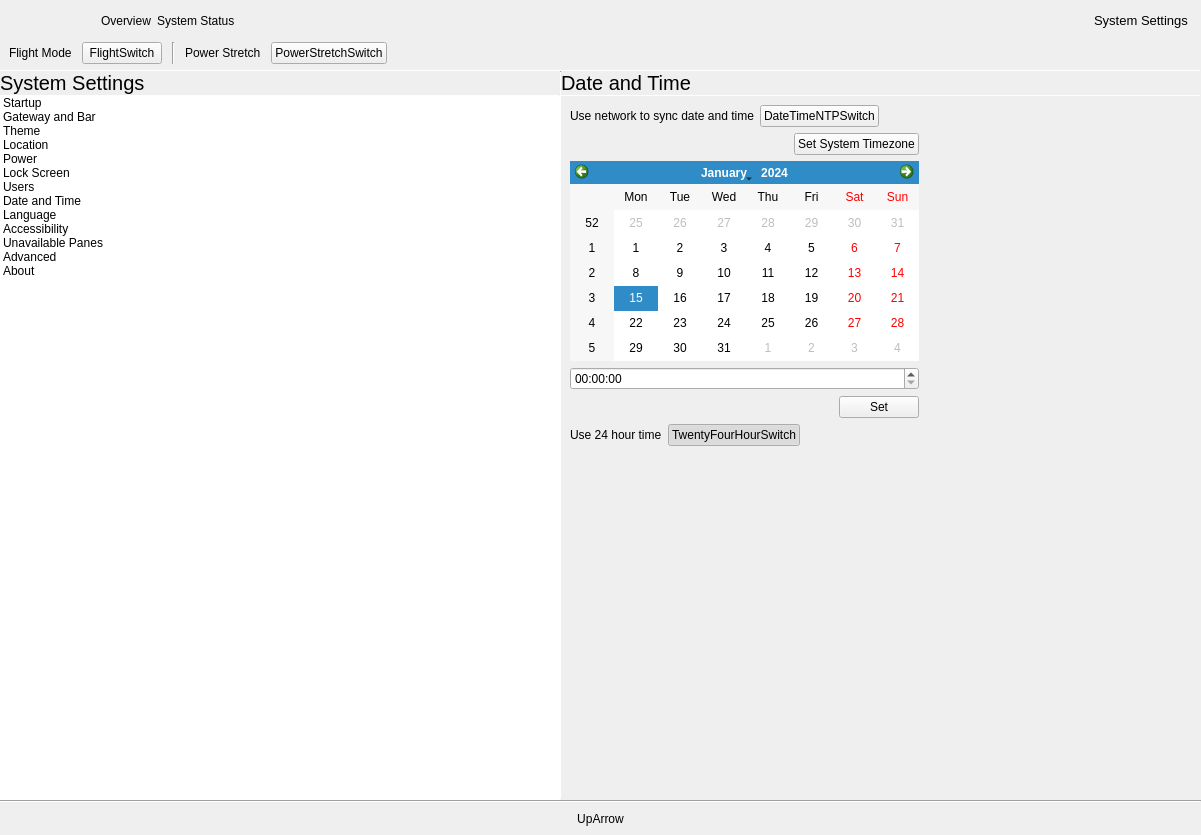
This is shell/infopanedropdown.ui in vicr123/theshell as Qt 5 draws it before an edit. The edited form follows.
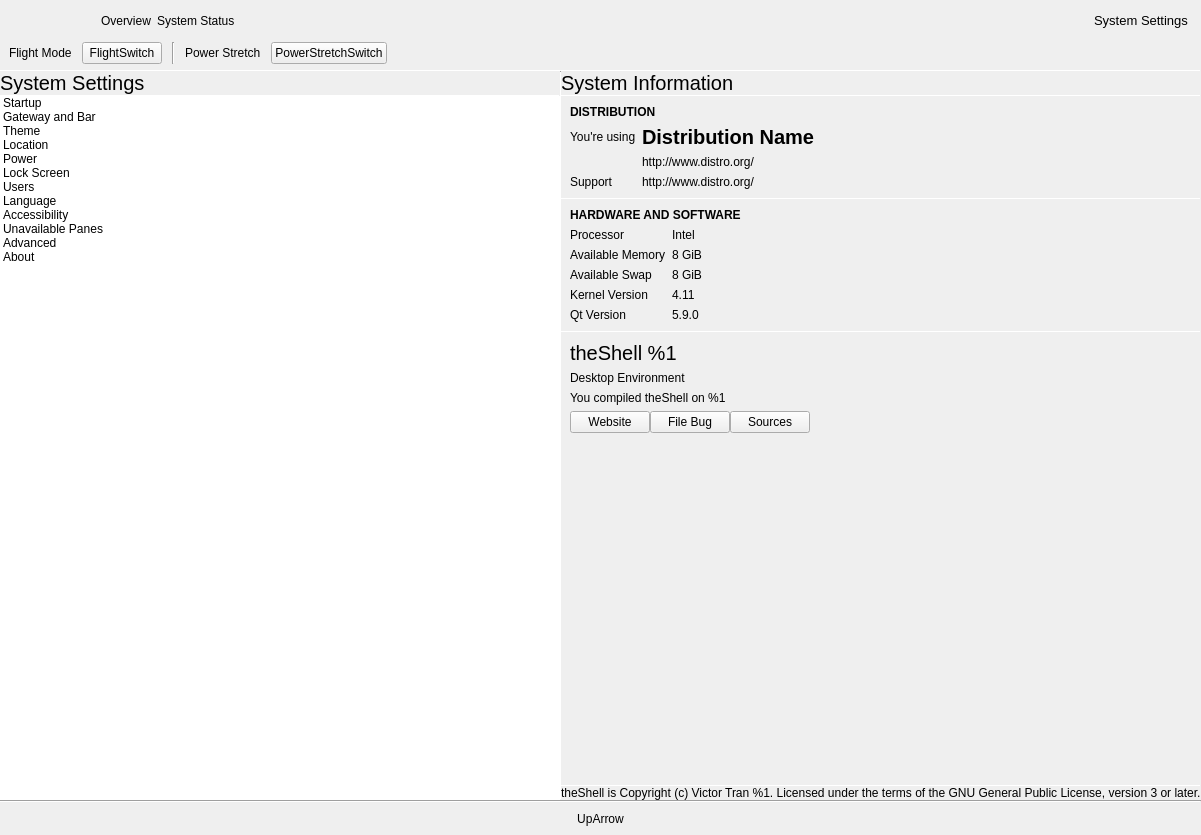
This is the edited form. The open tabs and pages were chosen to show the change. Icons and pictures are not drawn. Custom widgets are drawn as their Qt base class.

Commit message: New Time and Date pane

Diff of the .ui file:
```diff
--- a/shell/infopanedropdown.ui
+++ b/shell/infopanedropdown.ui
@@ -716,15 +716,6 @@
                       <normaloff>.</normaloff>.</iconset>
                     </property>
                    </item>
-                   <item>
-                    <property name="text">
-                     <string>Date and Time</string>
-                    </property>
-                    <property name="icon">
-                     <iconset theme="preferences-system-time">
-                      <normaloff>.</normaloff>.</iconset>
-                    </property>
-                   </item>
                    <item>
                     <property name="text">
                      <string>Language</string>
@@ -3365,341 +3356,6 @@
               </item>
              </layout>
             </widget>
-            <widget class="QWidget" name="DateTimeSettings">
-             <layout class="QVBoxLayout" name="verticalLayout_36">
-              <property name="spacing">
-               <number>0</number>
-              </property>
-              <property name="leftMargin">
-               <number>0</number>
-              </property>
-              <property name="topMargin">
-               <number>0</number>
-              </property>
-              <property name="rightMargin">
-               <number>0</number>
-              </property>
-              <property name="bottomMargin">
-               <number>0</number>
-              </property>
-              <item>
-               <widget class="QLabel" name="displayLabel_10">
-                <property name="font">
-                 <font>
-                  <pointsize>15</pointsize>
-                 </font>
-                </property>
-                <property name="text">
-                 <string>Date and Time</string>
-                </property>
-                <property name="margin">
-                 <number>9</number>
-                </property>
-               </widget>
-              </item>
-              <item>
-               <widget class="Line" name="line_39">
-                <property name="maximumSize">
-                 <size>
-                  <width>16777215</width>
-                  <height>1</height>
-                 </size>
-                </property>
-                <property name="orientation">
-                 <enum>Qt::Horizontal</enum>
-                </property>
-               </widget>
-              </item>
-              <item>
-               <widget class="AnimatedStackedWidget" name="TimezoneStackedWidget">
-                <property name="currentIndex">
-                 <number>0</number>
-                </property>
-                <widget class="QWidget" name="page_19">
-                 <property name="autoFillBackground">
-                  <bool>true</bool>
-                 </property>
-                 <layout class="QGridLayout" name="gridLayout_7">
-                  <property name="leftMargin">
-                   <number>9</number>
-                  </property>
-                  <property name="topMargin">
-                   <number>9</number>
-                  </property>
-                  <property name="rightMargin">
-                   <number>9</number>
-                  </property>
-                  <property name="bottomMargin">
-                   <number>9</number>
-                  </property>
-                  <item row="0" column="0">
-                   <layout class="QGridLayout" name="gridLayout_15">
-                    <item row="6" column="0">
-                     <spacer name="verticalSpacer_22">
-                      <property name="orientation">
-                       <enum>Qt::Vertical</enum>
-                      </property>
-                      <property name="sizeHint" stdset="0">
-                       <size>
-                        <width>20</width>
-                        <height>40</height>
-                       </size>
-                      </property>
-                     </spacer>
-                    </item>
-                    <item row="4" column="0">
-                     <layout class="QHBoxLayout" name="horizontalLayout_36">
-                      <item>
-                       <spacer name="horizontalSpacer_26">
-                        <property name="orientation">
-                         <enum>Qt::Horizontal</enum>
-                        </property>
-                        <property name="sizeHint" stdset="0">
-                         <size>
-                          <width>40</width>
-                          <height>20</height>
-                         </size>
-                        </property>
-                       </spacer>
-                      </item>
-                      <item>
-                       <widget class="QPushButton" name="dateTimeSetDateTimeButton">
-                        <property name="text">
-                         <string>Set</string>
-                        </property>
-                        <property name="icon">
-                         <iconset theme="dialog-ok">
-                          <normaloff>.</normaloff>.</iconset>
-                        </property>
-                       </widget>
-                      </item>
-                     </layout>
-                    </item>
-                    <item row="2" column="1">
-                     <spacer name="horizontalSpacer_25">
-                      <property name="orientation">
-                       <enum>Qt::Horizontal</enum>
-                      </property>
-                      <property name="sizeHint" stdset="0">
-                       <size>
-                        <width>40</width>
-                        <height>20</height>
-                       </size>
-                      </property>
-                     </spacer>
-                    </item>
-                    <item row="2" column="0">
-                     <widget class="QCalendarWidget" name="dateTimeSetDate">
-                      <property name="maximumSize">
-                       <size>
-                        <width>400</width>
-                        <height>200</height>
-                       </size>
-                      </property>
-                     </widget>
-                    </item>
-                    <item row="3" column="0">
-                     <widget class="QTimeEdit" name="dateTimeSetTime"/>
-                    </item>
-                    <item row="0" column="0">
-                     <layout class="QHBoxLayout" name="horizontalLayout_37">
-                      <item>
-                       <widget class="QLabel" name="label_67">
-                        <property name="text">
-                         <string>Use network to sync date and time</string>
-                        </property>
-                       </widget>
-                      </item>
-                      <item>
-                       <widget class="Switch" name="DateTimeNTPSwitch">
-                        <property name="text">
-                         <string notr="true">DateTimeNTPSwitch</string>
-                        </property>
-                       </widget>
-                      </item>
-                      <item>
-                       <spacer name="horizontalSpacer_27">
-                        <property name="orientation">
-                         <enum>Qt::Horizontal</enum>
-                        </property>
-                        <property name="sizeHint" stdset="0">
-                         <size>
-                          <width>40</width>
-                          <height>20</height>
-                         </size>
-                        </property>
-                       </spacer>
-                      </item>
-                     </layout>
-                    </item>
-                    <item row="5" column="0">
-                     <layout class="QHBoxLayout" name="horizontalLayout_44">
-                      <item>
-                       <widget class="QLabel" name="label_78">
-                        <property name="text">
-                         <string>Use 24 hour time</string>
-                        </property>
-                       </widget>
-                      </item>
-                      <item>
-                       <widget class="Switch" name="TwentyFourHourSwitch">
-                        <property name="text">
-                         <string>TwentyFourHourSwitch</string>
-                        </property>
-                        <property name="checkable">
-                         <bool>true</bool>
-                        </property>
-                        <property name="checked">
-                         <bool>true</bool>
-                        </property>
-                       </widget>
-                      </item>
-                      <item>
-                       <spacer name="horizontalSpacer_31">
-                        <property name="orientation">
-                         <enum>Qt::Horizontal</enum>
-                        </property>
-                        <property name="sizeHint" stdset="0">
-                         <size>
-                          <width>40</width>
-                          <height>20</height>
-                         </size>
-                        </property>
-                       </spacer>
-                      </item>
-                     </layout>
-                    </item>
-                    <item row="1" column="0">
-                     <layout class="QHBoxLayout" name="horizontalLayout_2">
-                      <item>
-                       <spacer name="horizontalSpacer_13">
-                        <property name="orientation">
-                         <enum>Qt::Horizontal</enum>
-                        </property>
-                        <property name="sizeHint" stdset="0">
-                         <size>
-                          <width>40</width>
-                          <height>20</height>
-                         </size>
-                        </property>
-                       </spacer>
-                      </item>
-                      <item>
-                       <widget class="QPushButton" name="SetSystemTimezoneButton">
-                        <property name="text">
-                         <string>Set System Timezone</string>
-                        </property>
-                        <property name="icon">
-                         <iconset theme="arrow-right">
-                          <normaloff>.</normaloff>.</iconset>
-                        </property>
-                       </widget>
-                      </item>
-                     </layout>
-                    </item>
-                   </layout>
-                  </item>
-                 </layout>
-                </widget>
-                <widget class="QWidget" name="page_20">
-                 <property name="autoFillBackground">
-                  <bool>true</bool>
-                 </property>
-                 <layout class="QVBoxLayout" name="verticalLayout_15">
-                  <property name="leftMargin">
-                   <number>9</number>
-                  </property>
-                  <property name="topMargin">
-                   <number>9</number>
-                  </property>
-                  <property name="rightMargin">
-                   <number>9</number>
-                  </property>
-                  <property name="bottomMargin">
-                   <number>9</number>
-                  </property>
-                  <item>
-                   <widget class="QLabel" name="label_28">
-                    <property name="text">
-                     <string>Where are you located?</string>
-                    </property>
-                   </widget>
-                  </item>
-                  <item>
-                   <layout class="QHBoxLayout" name="horizontalLayout_26">
-                    <item>
-                     <widget class="QListWidget" name="timezoneList">
-                      <property name="sizePolicy">
-                       <sizepolicy hsizetype="Expanding" vsizetype="Expanding">
-                        <horstretch>1</horstretch>
-                        <verstretch>0</verstretch>
-                       </sizepolicy>
-                      </property>
-                      <property name="iconSize">
-                       <size>
-                        <width>32</width>
-                        <height>32</height>
-                       </size>
-                      </property>
-                     </widget>
-                    </item>
-                    <item>
-                     <widget class="QListWidget" name="timezoneCityList">
-                      <property name="sizePolicy">
-                       <sizepolicy hsizetype="Expanding" vsizetype="Expanding">
-                        <horstretch>3</horstretch>
-                        <verstretch>0</verstretch>
-                       </sizepolicy>
-                      </property>
-                     </widget>
-                    </item>
-                   </layout>
-                  </item>
-                  <item>
-                   <layout class="QHBoxLayout" name="horizontalLayout_20">
-                    <item>
-                     <widget class="QPushButton" name="backTimezone">
-                      <property name="text">
-                       <string>Back</string>
-                      </property>
-                      <property name="icon">
-                       <iconset theme="go-previous">
-                        <normaloff>.</normaloff>.</iconset>
-                      </property>
-                     </widget>
-                    </item>
-                    <item>
-                     <spacer name="horizontalSpacer_16">
-                      <property name="orientation">
-                       <enum>Qt::Horizontal</enum>
-                      </property>
-                      <property name="sizeHint" stdset="0">
-                       <size>
-                        <width>40</width>
-                        <height>20</height>
-                       </size>
-                      </property>
-                     </spacer>
-                    </item>
-                    <item>
-                     <widget class="QPushButton" name="setTimezoneButton">
-                      <property name="text">
-                       <string>Set Timezone</string>
-                      </property>
-                      <property name="icon">
-                       <iconset theme="dialog-ok">
-                        <normaloff>.</normaloff>.</iconset>
-                      </property>
-                     </widget>
-                    </item>
-                   </layout>
-                  </item>
-                 </layout>
-                </widget>
-               </widget>
-              </item>
-             </layout>
-            </widget>
             <widget class="QWidget" name="page_9">
              <layout class="QVBoxLayout" name="verticalLayout_37">
               <property name="spacing">
```
Left out of the diff: 2 changed lines with no effect on the pictures. The commit also changes 419 other files.
